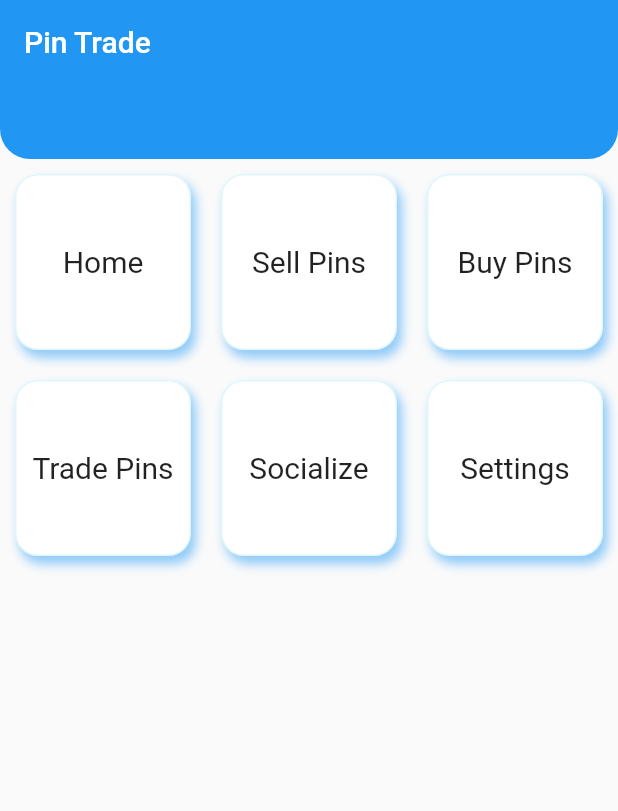
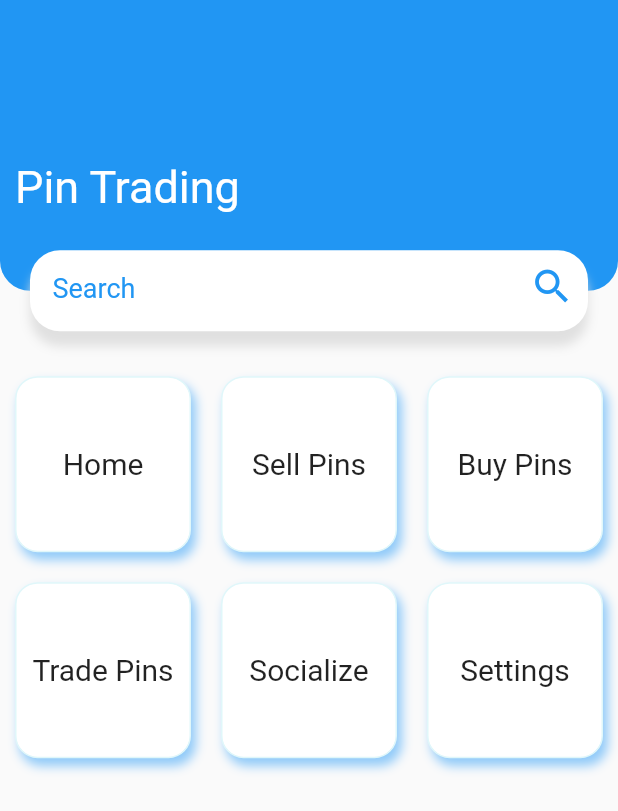
Before and after one commit to Schow94/flutter_pin_trading, a Flutter app: the screen it shows after launch, on a phone screen of 412 x 824 dp. Shown: the top 811 px of the screen. Run offline on Flutter 3.47's test engine with Material 2 defaults, Android fonts, the phone set to English and light mode, and no system bars.

Commit message:
improve UI

```diff
--- a/lib/screens/home_screen.dart
+++ b/lib/screens/home_screen.dart
@@ -8,13 +8,17 @@ class HomeScreen extends StatelessWidget {
   Widget build(BuildContext context) {
     return Scaffold(
       appBar: AppBar(
-        title: Text('Pin Trade'),
+        // title: Text('Pin Trade'),
         elevation: 0,
       ),
       body: Column(
         children: <Widget>[
           Container(
-            height: 50,
+            height: MediaQuery.of(context).size.height * 0.2,
+            child: Stack(
+              children: <Widget>[
+                Container(
+                  height: MediaQuery.of(context).size.height * 0.2 - 27,
                   decoration: BoxDecoration(
                     color: Colors.blue,
                     borderRadius: BorderRadius.only(
@@ -22,19 +26,82 @@ class HomeScreen extends StatelessWidget {
                       bottomRight: Radius.circular(20),
                     ),
                   ),
+                  child: Container(
+                    padding: EdgeInsets.only(left: 10),
+                    child: Row(
+                      children: <Widget>[
+                        Text(
+                          'Pin Trading',
+                          style: TextStyle(
+                            color: Colors.white,
+                            fontSize: 30,
+                          ),
+                        ),
+                      ],
+                    ),
+                  ),
+                ),
+                Positioned(
+                  bottom: 0,
+                  left: 0,
+                  right: 0,
+                  child: Container(
+                    margin: EdgeInsets.symmetric(horizontal: 20),
+                    height: 54,
+                    decoration: BoxDecoration(
+                      color: Colors.white,
+                      borderRadius: BorderRadius.circular(20),
+                      boxShadow: [
+                        BoxShadow(
+                          color: Colors.grey[300],
+                          // spreadRadius: 5,
+                          blurRadius: 5,
+                          offset: Offset(0, 10),
+                        ),
+                      ],
+                    ),
+                    child: TextField(
+                      decoration: InputDecoration(
+                        contentPadding: EdgeInsets.only(
+                          left: 15,
+                          top: 15,
+                        ),
+                        hintText: 'Search',
+                        hintStyle: TextStyle(
+                          fontSize: 18,
+                          color: Colors.blue,
+                        ),
+                        enabledBorder: InputBorder.none,
+                        focusedBorder: InputBorder.none,
+                        suffixIcon: Icon(
+                          Icons.search,
+                          color: Colors.blue,
+                          size: 30,
+                        ),
+                      ),
+                    ),
+                  ),
+                ),
+              ],
+            ),
           ),
           Container(
-            height: 600,
+            margin: EdgeInsets.only(top: 20),
+            decoration: BoxDecoration(
+              borderRadius: BorderRadius.circular(10),
+              // color: Colors.green,
+            ),
+            height: MediaQuery.of(context).size.height * 0.65,
             child: GridView(
               children: DUMMY_CATEGORIES
                   .map(
-                    (cat) => HomeCategory(
-                      cat,
-                    ),
+                    (cat) => HomeCategory(cat),
                   )
                   .toList(),
               gridDelegate: SliverGridDelegateWithMaxCrossAxisExtent(
                 maxCrossAxisExtent: 200,
+                // crossAxisSpacing: 20,
+                // mainAxisSpacing: 20,
               ),
             ),
           ),
```
Also changed, not shown: lib/screens/all_pins_screen.dart (+13 -25 lines), lib/widgets/pin_preview.dart (added, +84 -0 lines). Lines whose indentation alone changed are shown as unchanged.
